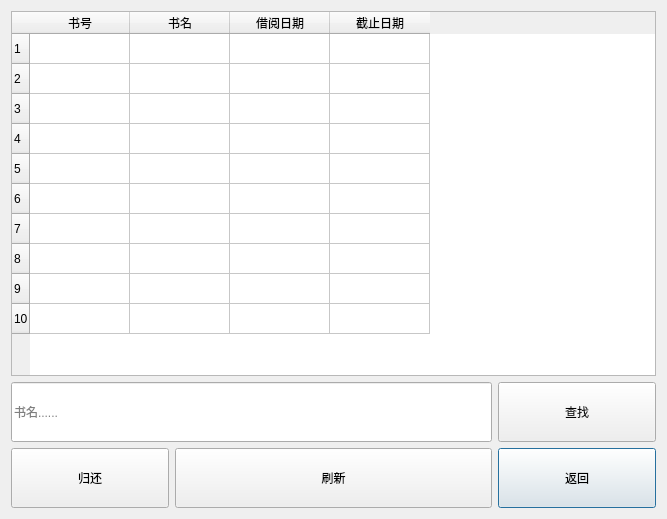
Above: returnbook.ui from banlanzs/317LibrarySystem before the change. Below: the same form after it.
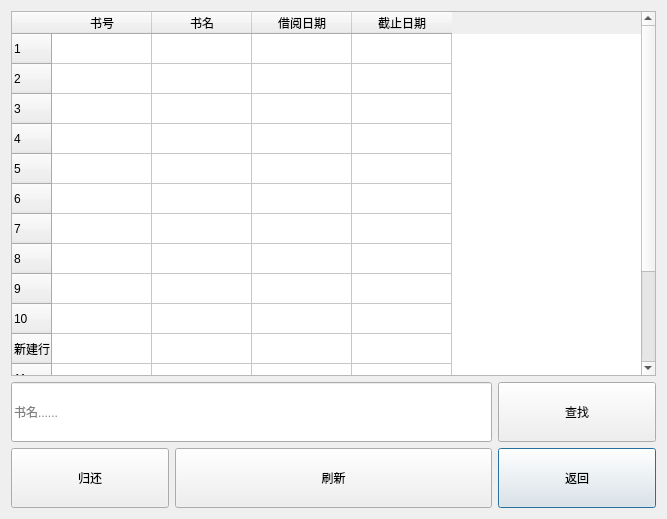
That is the form after the change. Icons and pictures are not drawn.

Diff of the .ui file:
```diff
--- a/returnbook.ui
+++ b/returnbook.ui
@@ -103,6 +103,31 @@
        <string>10</string>
       </property>
      </row>
+     <row>
+      <property name="text">
+       <string>新建行</string>
+      </property>
+     </row>
+     <row>
+      <property name="text">
+       <string>11</string>
+      </property>
+     </row>
+     <row>
+      <property name="text">
+       <string>12</string>
+      </property>
+     </row>
+     <row>
+      <property name="text">
+       <string>13</string>
+      </property>
+     </row>
+     <row>
+      <property name="text">
+       <string>15</string>
+      </property>
+     </row>
      <column>
       <property name="text">
        <string>书号</string>
```
